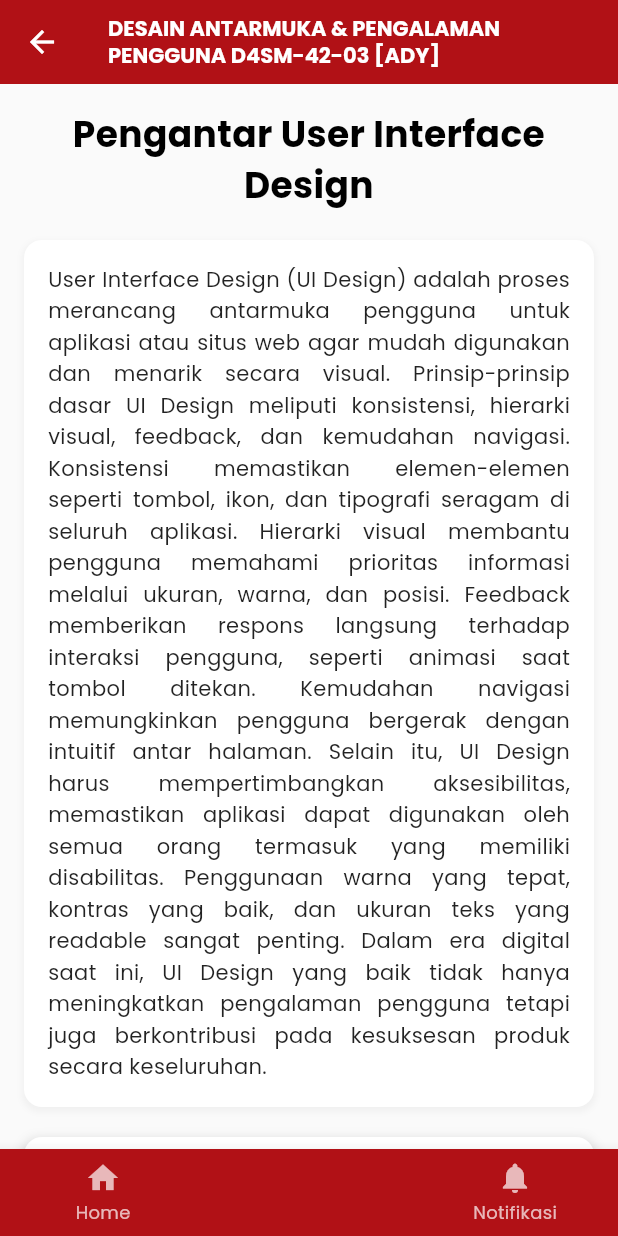
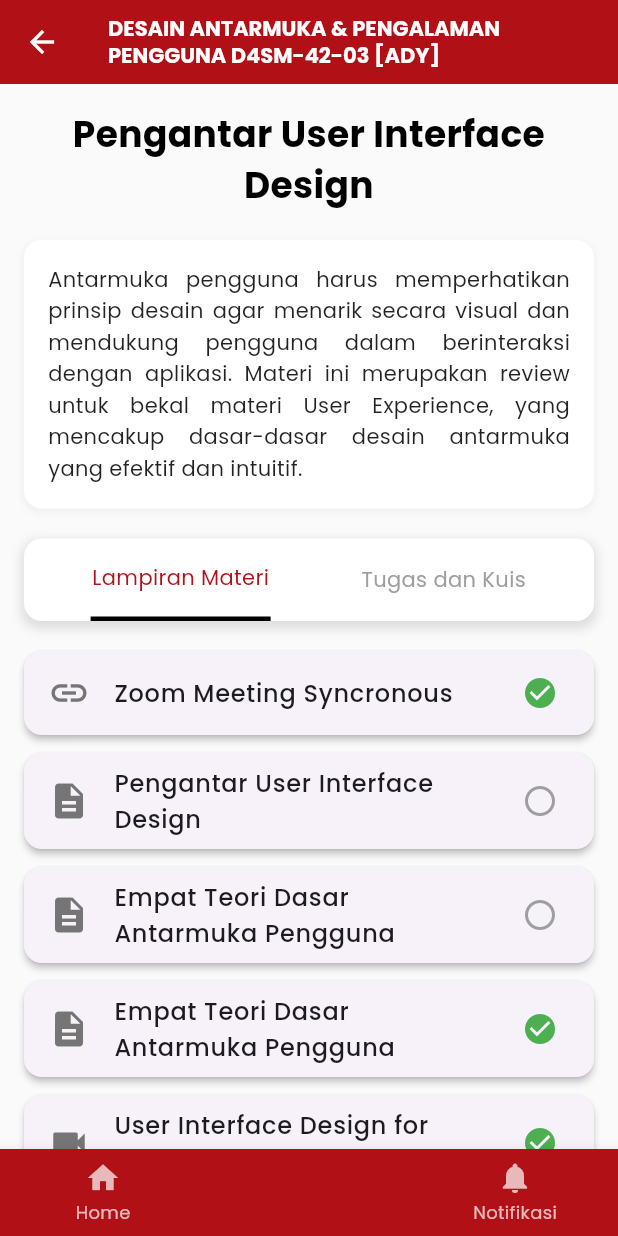
Before and after one commit to susirahma/lms, a Flutter app: the DetailMateriPage screen opened directly, on a phone screen of 412 x 824 dp. Run offline on Flutter 3.47's test engine with Material 3 defaults, Android fonts, the phone set to English and light mode, and no system bars; our stand-ins replace google_fonts.

Commit message:
menambah sheet materi dan tab tugas atau kuis pertemuan 1

```diff
--- a/lib/detail_materi_page.dart
+++ b/lib/detail_materi_page.dart
@@ -66,7 +66,7 @@ class _DetailMateriPageState extends State<DetailMateriPage> {
                   ],
                 ),
                 child: Text(
-                  'User Interface Design (UI Design) adalah proses merancang antarmuka pengguna untuk aplikasi atau situs web agar mudah digunakan dan menarik secara visual. Prinsip-prinsip dasar UI Design meliputi konsistensi, hierarki visual, feedback, dan kemudahan navigasi. Konsistensi memastikan elemen-elemen seperti tombol, ikon, dan tipografi seragam di seluruh aplikasi. Hierarki visual membantu pengguna memahami prioritas informasi melalui ukuran, warna, dan posisi. Feedback memberikan respons langsung terhadap interaksi pengguna, seperti animasi saat tombol ditekan. Kemudahan navigasi memungkinkan pengguna bergerak dengan intuitif antar halaman. Selain itu, UI Design harus mempertimbangkan aksesibilitas, memastikan aplikasi dapat digunakan oleh semua orang termasuk yang memiliki disabilitas. Penggunaan warna yang tepat, kontras yang baik, dan ukuran teks yang readable sangat penting. Dalam era digital saat ini, UI Design yang baik tidak hanya meningkatkan pengalaman pengguna tetapi juga berkontribusi pada kesuksesan produk secara keseluruhan.',
+                  'Antarmuka pengguna harus memperhatikan prinsip desain agar menarik secara visual dan mendukung pengguna dalam berinteraksi dengan aplikasi. Materi ini merupakan review untuk bekal materi User Experience, yang mencakup dasar-dasar desain antarmuka yang efektif dan intuitif.',
                   style: GoogleFonts.poppins(
                     fontSize: 14,
                     color: Colors.black87,
@@ -157,13 +157,16 @@ class _DetailMateriPageState extends State<DetailMateriPage> {
                 ListView.builder(
                   shrinkWrap: true,
                   physics: const NeverScrollableScrollPhysics(),
-                  itemCount: 4,
+                  itemCount: 7,
                   itemBuilder: (context, index) {
                     final attachments = [
-                      {'name': 'Zoom Meeting', 'icon': Icons.link, 'checked': true},
+                      {'name': 'Zoom Meeting Syncronous', 'icon': Icons.link, 'checked': true},
+                      {'name': 'Pengantar User Interface Design', 'icon': Icons.description, 'checked': false},
+                      {'name': 'Empat Teori Dasar Antarmuka Pengguna', 'icon': Icons.description, 'checked': false},
+                      {'name': 'Empat Teori Dasar Antarmuka Pengguna', 'icon': Icons.description, 'checked': true},
+                      {'name': 'User Interface Design for Beginner', 'icon': Icons.videocam, 'checked': true},
                       {'name': '20 Prinsip Desain', 'icon': Icons.link, 'checked': true},
-                      {'name': 'User Interface Design for Beginner', 'icon': Icons.videocam, 'checked': false},
-                      {'name': 'Panduan UI Design.pdf', 'icon': Icons.description, 'checked': false},
+                      {'name': 'Best Practice UI Design', 'icon': Icons.link, 'checked': true},
                     ];
                     final attachment = attachments[index];
                     return Card(
@@ -195,28 +198,35 @@ class _DetailMateriPageState extends State<DetailMateriPage> {
                   },
                 )
               else if (activeTab == 1)
-                // Tugas dan Kuis content (placeholder for now)
-                Container(
-                  padding: const EdgeInsets.all(16.0),
-                  decoration: BoxDecoration(
-                    color: Colors.white,
-                    borderRadius: BorderRadius.circular(12),
-                    boxShadow: [
-                      BoxShadow(
-                        color: Colors.grey.withOpacity(0.1),
-                        spreadRadius: 1,
-                        blurRadius: 3,
-                        offset: const Offset(0, 2),
+                // Tugas dan Kuis Empty State
+                Center(
+                  child: Column(
+                    mainAxisAlignment: MainAxisAlignment.center,
+                    children: [
+                      Container(
+                        height: 200,
+                        width: 200,
+                        decoration: BoxDecoration(
+                          color: Colors.grey.shade300,
+                          borderRadius: BorderRadius.circular(100),
+                        ),
+                        child: const Icon(
+                          Icons.sentiment_satisfied,
+                          size: 100,
+                          color: Colors.grey,
+                        ),
+                      ),
+                      const SizedBox(height: 20),
+                      Text(
+                        'Tidak Ada Tugas Dan Kuis Hari Ini',
+                        style: GoogleFonts.poppins(
+                          fontSize: 18,
+                          fontWeight: FontWeight.bold,
+                          color: Colors.black,
+                        ),
+                        textAlign: TextAlign.center,
                       ),
                     ],
-                  ),
-                  child: Text(
-                    'Konten untuk Tugas dan Kuis akan ditampilkan di sini.',
-                    style: GoogleFonts.poppins(
-                      fontSize: 14,
-                      color: Colors.black87,
-                    ),
-                    textAlign: TextAlign.center,
                   ),
                 ),
             ],
```
